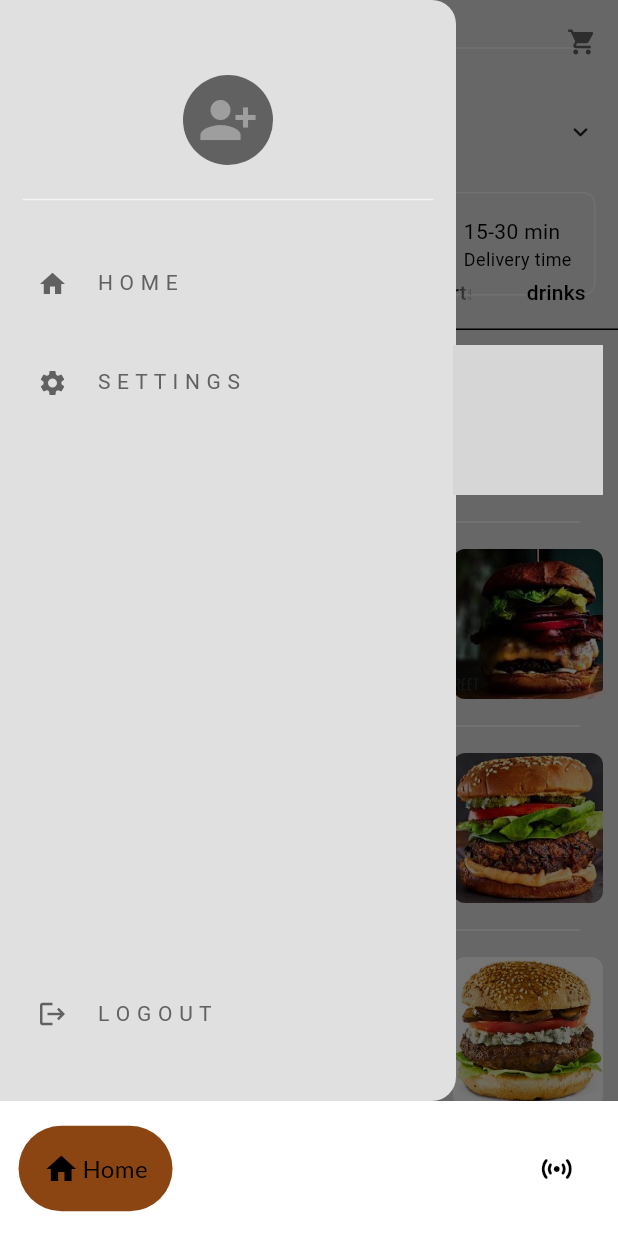
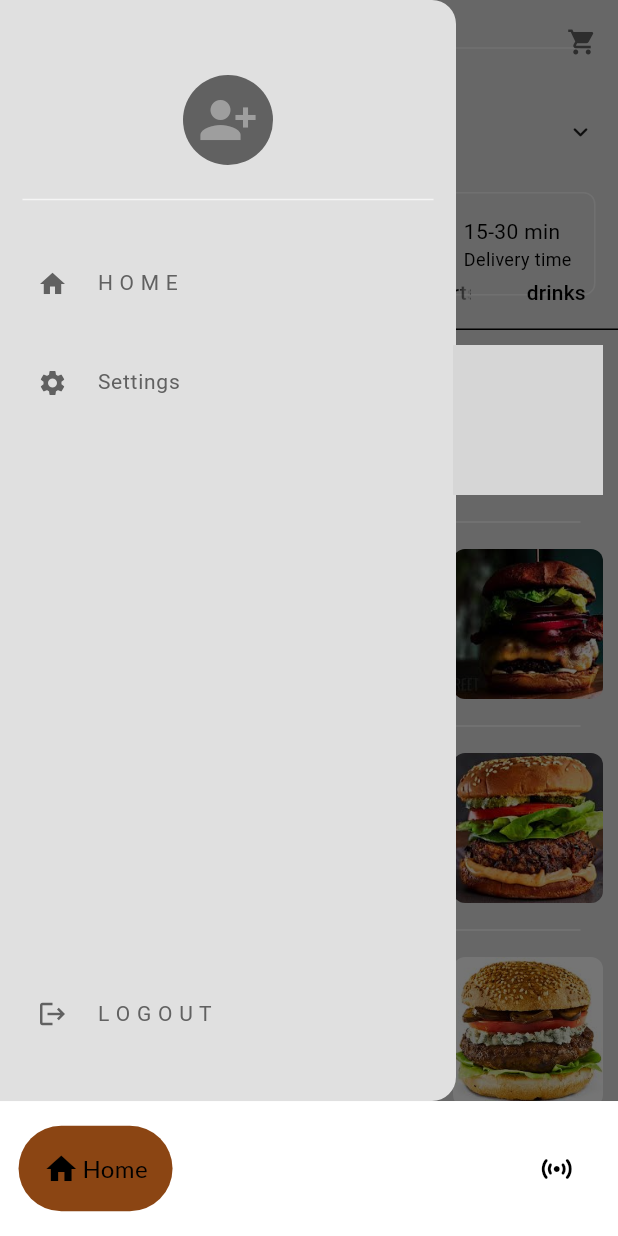
Before and after one commit to AntoineMHB/damaz_express, a Flutter app: the screen it shows once a user with an empty profile is signed in, with the side drawer open, on a phone screen of 412 x 824 dp. Run offline on Flutter 3.47's test engine with Material 3 defaults, Android fonts, the phone set to English and light mode, and no system bars; drawn by our look-alikes of google_nav_bar; our stand-ins replace battery_plus, connectivity_plus, firebase_auth, firebase_core, flutter_credit_card, flutter_local_notifications and 9 more; missing offline and left inert: flutter_facebook_auth, geofence_service, sign_button, status_alert; accounts and stored records are empty; generated files the repository leaves out were written again; network calls fail; Roboto replaces fonts that are missing (Lato); statements that could not run were skipped; grey boxes are pictures that could not be loaded.

Commit message:
switching languages continued

```diff
--- a/lib/components/my_drawer.dart
+++ b/lib/components/my_drawer.dart
@@ -4,6 +4,7 @@ import 'package:damaz/pages/settings_page.dart';
 import 'package:flutter/material.dart';
 import 'dart:io';
 import 'package:image_picker/image_picker.dart';
+import 'package:flutter_gen/gen_l10n/app_localizations.dart';
 
 class MyDrawer extends StatefulWidget {
   const MyDrawer({super.key});
@@ -42,6 +43,8 @@ class _MyDrawerState extends State<MyDrawer> {
     // Get screen width for responsiveness
     final screenWidth = MediaQuery.of(context).size.width;
     final isSmallScreen = screenWidth < 600;
+
+    final localizations = AppLocalizations.of(context);
 
     return Drawer(
       backgroundColor: Theme.of(context).colorScheme.surface,
@@ -82,14 +85,14 @@ class _MyDrawerState extends State<MyDrawer> {
 
           // Home list tile
           MyDrawerTile(
-            text: "H O M E",
+            text: localizations!.homes,
             icon: Icons.home,
             onTap: () => Navigator.pop(context),
           ),
 
           // Settings list title
           MyDrawerTile(
-            text: "S E T T I N G S",
+            text: localizations.settings,
             icon: Icons.settings,
             onTap: () {
               Navigator.pop(context);
@@ -106,7 +109,7 @@ class _MyDrawerState extends State<MyDrawer> {
 
           // Logout list title
           MyDrawerTile(
-            text: "L O G O U T",
+            text: localizations.logout,
             icon: Icons.logout,
             onTap: () {
               Navigator.pop(context);
--- a/lib/l10n/app_en.arb
+++ b/lib/l10n/app_en.arb
@@ -1,6 +1,9 @@
 
 
 {
+
+  "homes": "H O M E",
+  "logout": "L O G O U T",
   "register_title": "Let's create an account for you",
   "passwords_do_not_match": "Passwords don't match",
   "already_have_account": "Already have an account?",
--- a/lib/l10n/app_es.arb
+++ b/lib/l10n/app_es.arb
@@ -1,6 +1,9 @@
 
 
 {
+
+  "homes": "Inicio",
+  "logout": "Cerrar sesión",
   "register_title": "Crea una cuenta para ti",
   "passwords_do_not_match": "Las contraseñas no coinciden",
   "already_have_account": "¿Ya tienes una cuenta?",
```
